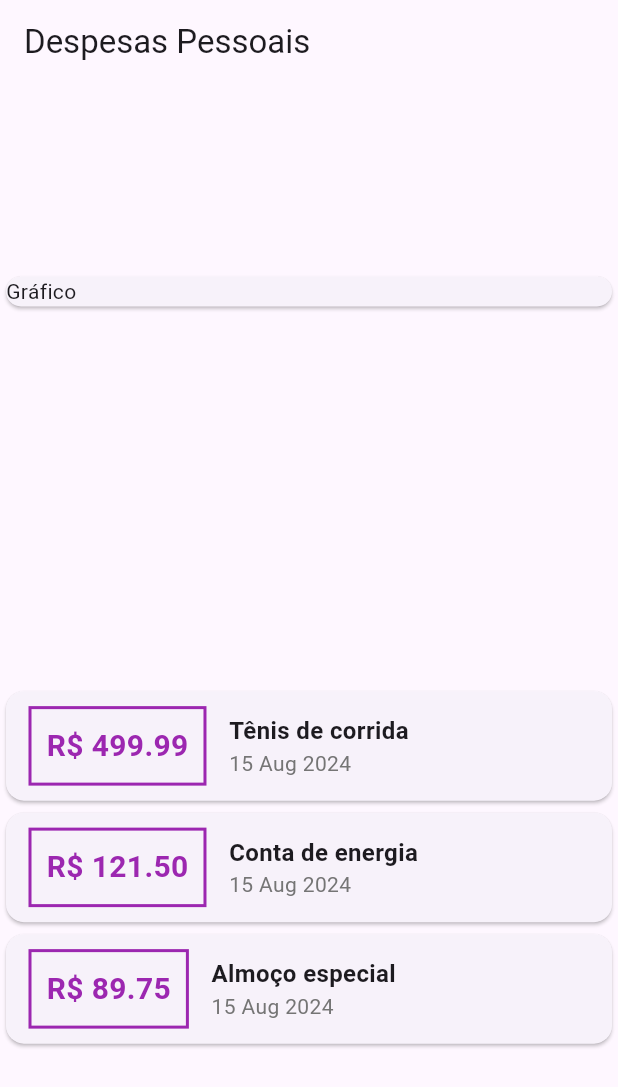
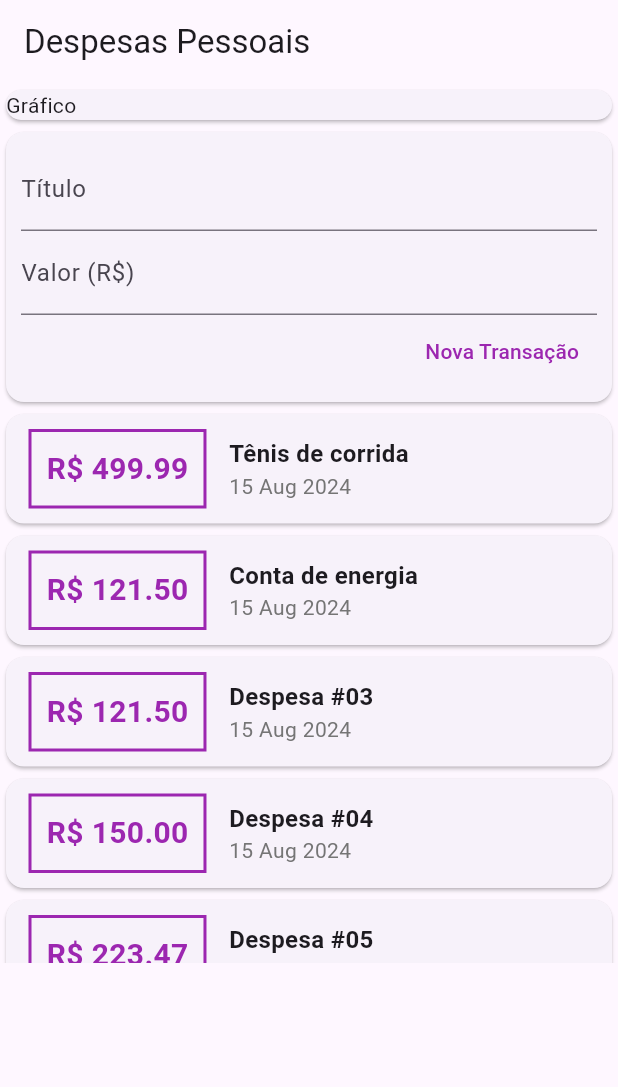
Before and after one commit to Mathews-mw/expense_organizer, a Flutter app: the screen it shows after launch, on a phone screen of 412 x 824 dp. Shown: the top 1087 px of the screen. Run offline on Flutter 3.47's test engine with Material 3 defaults, Android fonts, the phone set to English and light mode, and no system bars.

Commit message:
transaction form

```diff
--- /dev/null
+++ b/lib/components/transaction_form.dart
@@ -0,0 +1,61 @@
+import 'package:flutter/material.dart';
+
+class TransactionForm extends StatelessWidget {
+  final transactionTitleController = TextEditingController();
+  final transactionValueController = TextEditingController();
+
+  final void Function(String, double) onSubmit;
+
+  TransactionForm({super.key, required this.onSubmit});
+
+  _submitForm() {
+    final title = transactionTitleController.text;
+    final value = double.tryParse(transactionValueController.text) ?? 0.0;
+
+    if (title.isEmpty || value <= 0) {
+      return;
+    }
+
+    onSubmit(title, value);
+  }
+
+  @override
+  Widget build(BuildContext context) {
+    return Card(
+      child: Column(
+        children: [
+          Padding(
+            padding: const EdgeInsets.all(10),
+            child: Column(
+              children: <Widget>[
+                TextField(
+                  controller: transactionTitleController,
+                  decoration: const InputDecoration(labelText: 'Título'),
+                ),
+                TextField(
+                  controller: transactionValueController,
+                  keyboardType: const TextInputType.numberWithOptions(
+                      decimal:
+                          true), // numberWithOptions -> para que as opções no teclado do ios funcione
+                  onSubmitted: (_) => _submitForm(),
+                  decoration: const InputDecoration(labelText: 'Valor (R\$)'),
+                ),
+                Row(
+                  mainAxisAlignment: MainAxisAlignment.end,
+                  children: <Widget>[
+                    TextButton(
+                        onPressed: _submitForm,
+                        child: const Text(
+                          'Nova Transação',
+                          style: TextStyle(color: Colors.purple),
+                        ))
+                  ],
+                )
+              ],
+            ),
+          )
+        ],
+      ),
+    );
+  }
+}
--- /dev/null
+++ b/lib/components/transaction_list.dart
@@ -0,0 +1,58 @@
+import 'package:intl/intl.dart';
+import 'package:flutter/material.dart';
+
+import '../models/transaction.dart';
+
+class TransactionList extends StatelessWidget {
+  final List<Transaction> transactions;
+
+  const TransactionList({super.key, required this.transactions});
+
+  @override
+  Widget build(BuildContext context) {
+    return Container(
+      height: 370,
+      child: ListView.builder(
+        itemCount: transactions.length,
+        itemBuilder: (ctx, index) {
+          final transaction = transactions[index];
+
+          return Card(
+            child: Row(
+              children: <Widget>[
+                Container(
+                  margin:
+                      const EdgeInsets.symmetric(horizontal: 15, vertical: 10),
+                  decoration: BoxDecoration(
+                      border: Border.all(color: Colors.purple, width: 2)),
+                  padding: const EdgeInsets.all(10),
+                  child: Text(
+                    'R\$ ${transaction.value.toStringAsFixed(2)}',
+                    style: const TextStyle(
+                        fontWeight: FontWeight.bold,
+                        fontSize: 20,
+                        color: Colors.purple),
+                  ),
+                ),
+                Column(
+                  crossAxisAlignment: CrossAxisAlignment.start,
+                  children: <Widget>[
+                    Text(
+                      transaction.title,
+                      style: const TextStyle(
+                          fontWeight: FontWeight.bold, fontSize: 16),
+                    ),
+                    Text(
+                      DateFormat('d MMM y').format(transaction.date),
+                      style: TextStyle(color: Colors.grey[600]),
+                    ),
+                  ],
+                ),
+              ],
+            ),
+          );
+        },
+      ),
+    );
+  }
+}
--- /dev/null
+++ b/lib/components/transaction_user.dart
@@ -0,0 +1,67 @@
+import 'dart:math';
+
+import 'package:expense_organizer/components/transaction_form.dart';
+import 'package:expense_organizer/components/transaction_list.dart';
+import 'package:expense_organizer/models/transaction.dart';
+import 'package:flutter/material.dart';
+
+class TransactionUser extends StatefulWidget {
+  const TransactionUser({super.key});
+
+  @override
+  State<TransactionUser> createState() => _TransactionUserState();
+}
+
+class _TransactionUserState extends State<TransactionUser> {
+  final List<Transaction> _transactions = [
+    Transaction(
+        id: 't1',
+        title: 'Tênis de corrida',
+        value: 499.99,
+        date: DateTime.now()),
+    Transaction(
+        id: 't2',
+        title: 'Conta de energia',
+        value: 121.50,
+        date: DateTime.now()),
+    Transaction(
+        id: 't3', title: 'Despesa #03', value: 121.50, date: DateTime.now()),
+    Transaction(
+        id: 't4', title: 'Despesa #04', value: 150.00, date: DateTime.now()),
+    Transaction(
+        id: 't5', title: 'Despesa #05', value: 223.47, date: DateTime.now()),
+    Transaction(
+        id: 't6', title: 'Despesa #06', value: 89.11, date: DateTime.now()),
+    Transaction(
+        id: 't7', title: 'Despesa #07', value: 321.15, date: DateTime.now()),
+    Transaction(
+        id: 't8', title: 'Despesa #08', value: 77.47, date: DateTime.now()),
+    Transaction(
+        id: 't9', title: 'Despesa #09', value: 189.78, date: DateTime.now()),
+  ];
+
+  _addTransaction(String title, double value) {
+    final newTransaction = Transaction(
+      id: Random().nextDouble().toString(),
+      title: title,
+      value: value,
+      date: DateTime.now(),
+    );
+
+    setState(() {
+      _transactions.add(newTransaction);
+    });
+  }
+
+  @override
+  Widget build(BuildContext context) {
+    return Column(
+      children: [
+        TransactionForm(
+          onSubmit: _addTransaction,
+        ),
+        TransactionList(transactions: _transactions),
+      ],
+    );
+  }
+}
--- a/lib/main.dart
+++ b/lib/main.dart
@@ -1,6 +1,5 @@
-import 'package:expense_organizer/models/transaction.dart';
 import 'package:flutter/material.dart';
-import 'package:intl/intl.dart';
+import 'package:expense_organizer/components/transaction_user.dart';
 
 main() {
   runApp(ExpenseApp());
@@ -20,29 +19,14 @@ class ExpenseApp extends StatelessWidget {
 class HomePage extends StatelessWidget {
   HomePage({super.key});
 
-  final List<Transaction> _transactions = [
-    Transaction(
-        id: 't1',
-        title: 'Tênis de corrida',
-        value: 499.99,
-        date: DateTime.now()),
-    Transaction(
-        id: 't2',
-        title: 'Conta de energia',
-        value: 121.50,
-        date: DateTime.now()),
-    Transaction(
-        id: 't3', title: 'Almoço especial', value: 89.75, date: DateTime.now()),
-  ];
-
   @override
   Widget build(BuildContext context) {
     return Scaffold(
       appBar: AppBar(
         title: const Text('Despesas Pessoais'),
       ),
-      body: Column(
-        mainAxisAlignment: MainAxisAlignment.spaceAround,
+      body: SingleChildScrollView(
+        child: Column(
           crossAxisAlignment: CrossAxisAlignment.stretch,
           children: <Widget>[
             Container(
@@ -50,45 +34,9 @@ class HomePage extends StatelessWidget {
                 child: Text('Gráfico'),
               ),
             ),
-          Column(
-            children: _transactions.map((transaction) {
-              return Card(
-                child: Row(
-                  children: <Widget>[
-                    Container(
-                      margin: const EdgeInsets.symmetric(
-                          horizontal: 15, vertical: 10),
-                      decoration: BoxDecoration(
-                          border: Border.all(color: Colors.purple, width: 2)),
-                      padding: const EdgeInsets.all(10),
-                      child: Text(
-                        'R\$ ${transaction.value.toStringAsFixed(2)}',
-                        style: const TextStyle(
-                            fontWeight: FontWeight.bold,
-                            fontSize: 20,
-                            color: Colors.purple),
-                      ),
-                    ),
-                    Column(
-                      crossAxisAlignment: CrossAxisAlignment.start,
-                      children: <Widget>[
-                        Text(
-                          transaction.title,
-                          style: const TextStyle(
-                              fontWeight: FontWeight.bold, fontSize: 16),
-                        ),
-                        Text(
-                          DateFormat('d MMM y').format(transaction.date),
-                          style: TextStyle(color: Colors.grey[600]),
-                        ),
+            TransactionUser()
           ],
         ),
-                  ],
-                ),
-              );
-            }).toList(),
-          )
-        ],
       ),
     );
   }
```
Lines whose indentation alone changed are shown as unchanged.
